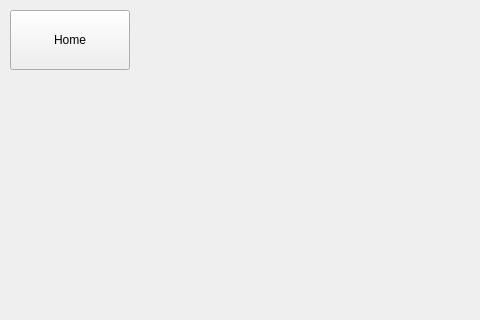
First picture: the form in ui_workspace/stop.ui, repository chohs1221/Capstone_Project, before the edit; both pictures show x 0 to 480 and y 0 to 320 of the 1024 by 600 pixel window.
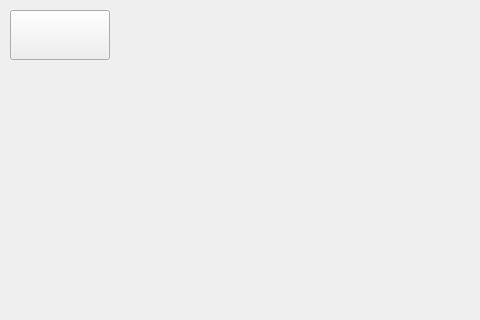
Second picture: the form after the edit. Icons and pictures are not drawn.

Diff of the .ui file:
```diff
--- a/ui_workspace/stop.ui
+++ b/ui_workspace/stop.ui
@@ -22,24 +22,27 @@
      <rect>
       <x>10</x>
       <y>10</y>
-      <width>120</width>
-      <height>60</height>
+      <width>100</width>
+      <height>50</height>
      </rect>
     </property>
     <property name="cursor">
-     <cursorShape>BlankCursor</cursorShape>
+     <cursorShape>ArrowCursor</cursorShape>
+    </property>
+    <property name="styleSheet">
+     <string notr="true">border-image: url(:/img_btn/img_home.jpg);</string>
     </property>
     <property name="text">
-     <string>Home</string>
+     <string/>
     </property>
    </widget>
    <widget class="QLabel" name="q_lb_stop">
     <property name="geometry">
      <rect>
-      <x>10</x>
-      <y>80</y>
-      <width>1000</width>
-      <height>460</height>
+      <x>0</x>
+      <y>0</y>
+      <width>1024</width>
+      <height>600</height>
      </rect>
     </property>
     <property name="cursor">
```
Left out of the diff: 10 changed lines with no effect on the pictures.
